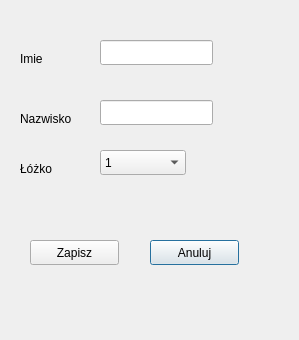
This is dodajpacjenta.ui in hubs017/telematyka as Qt 5 draws it before an edit. The edited form follows.
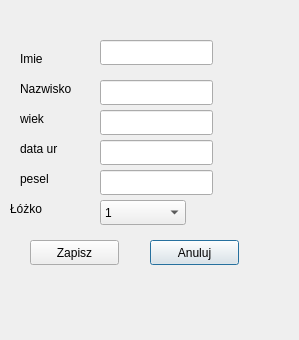
This is the edited form.

Diff of the .ui file:
```diff
--- a/dodajpacjenta.ui
+++ b/dodajpacjenta.ui
@@ -43,7 +43,7 @@
    <property name="geometry">
     <rect>
      <x>20</x>
-     <y>110</y>
+     <y>80</y>
      <width>67</width>
      <height>17</height>
     </rect>
@@ -79,7 +79,7 @@
    <property name="geometry">
     <rect>
      <x>100</x>
-     <y>100</y>
+     <y>80</y>
      <width>113</width>
      <height>25</height>
     </rect>
@@ -88,8 +88,8 @@
   <widget class="QLabel" name="label_3">
    <property name="geometry">
     <rect>
-     <x>20</x>
-     <y>160</y>
+     <x>10</x>
+     <y>200</y>
      <width>67</width>
      <height>17</height>
     </rect>
@@ -102,7 +102,7 @@
    <property name="geometry">
     <rect>
      <x>100</x>
-     <y>150</y>
+     <y>200</y>
      <width>86</width>
      <height>25</height>
     </rect>
@@ -128,6 +128,75 @@
     </property>
    </item>
   </widget>
+  <widget class="QLabel" name="label_4">
+   <property name="geometry">
+    <rect>
+     <x>20</x>
+     <y>110</y>
+     <width>67</width>
+     <height>17</height>
+    </rect>
+   </property>
+   <property name="text">
+    <string>wiek</string>
+   </property>
+  </widget>
+  <widget class="QLabel" name="label_5">
+   <property name="geometry">
+    <rect>
+     <x>20</x>
+     <y>140</y>
+     <width>67</width>
+     <height>17</height>
+    </rect>
+   </property>
+   <property name="text">
+    <string>data ur</string>
+   </property>
+  </widget>
+  <widget class="QLabel" name="label_6">
+   <property name="geometry">
+    <rect>
+     <x>20</x>
+     <y>170</y>
+     <width>67</width>
+     <height>17</height>
+    </rect>
+   </property>
+   <property name="text">
+    <string>pesel</string>
+   </property>
+  </widget>
+  <widget class="QLineEdit" name="lineEdit_3">
+   <property name="geometry">
+    <rect>
+     <x>100</x>
+     <y>110</y>
+     <width>113</width>
+     <height>25</height>
+    </rect>
+   </property>
+  </widget>
+  <widget class="QLineEdit" name="lineEdit_4">
+   <property name="geometry">
+    <rect>
+     <x>100</x>
+     <y>140</y>
+     <width>113</width>
+     <height>25</height>
+    </rect>
+   </property>
+  </widget>
+  <widget class="QLineEdit" name="lineEdit_5">
+   <property name="geometry">
+    <rect>
+     <x>100</x>
+     <y>170</y>
+     <width>113</width>
+     <height>25</height>
+    </rect>
+   </property>
+  </widget>
  </widget>
  <resources/>
  <connections/>
```
